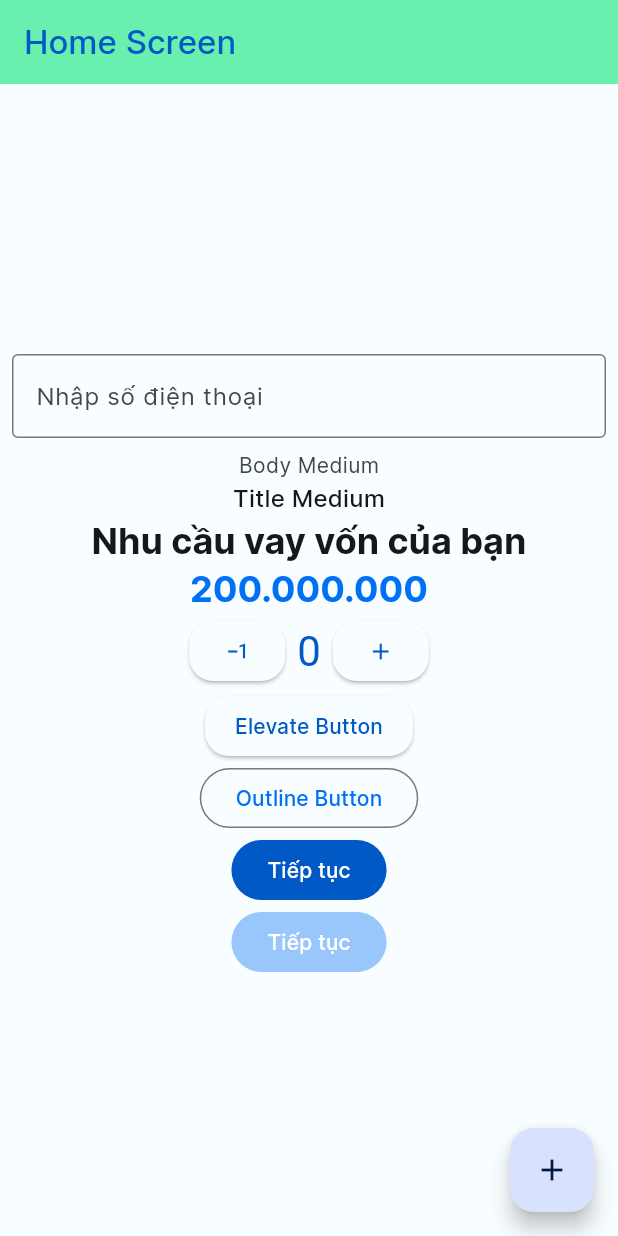
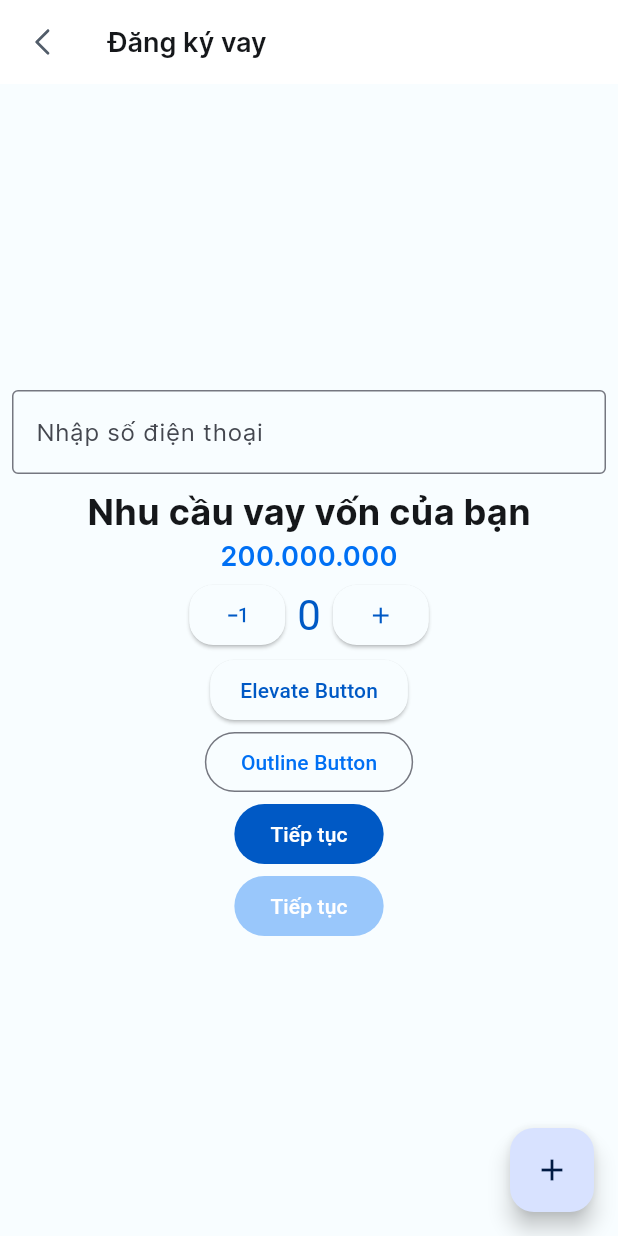
Before and after one commit to quangpg95/flutter101, a Flutter app: the screen it shows after launch, on a phone screen of 412 x 824 dp. Run offline on Flutter 3.47's test engine with Material 2 defaults, Android fonts, the phone set to English and light mode, and no system bars; our stand-ins replace bloc, flutter_bloc, flutter_svg, go_router.

Commit message:
add style guilde

```diff
--- a/lib/presentation/screens/home_screen.dart
+++ b/lib/presentation/screens/home_screen.dart
@@ -1,8 +1,12 @@
 import 'package:flutter/material.dart';
+import 'package:flutter_101/extension/hex_color.dart';
 import 'package:flutter_101/presentation/router/app_router.dart';
 import 'package:flutter_101/presentation/screens/second_screen.dart';
 import 'package:flutter_101/theme/colors.dart';
+import 'package:flutter_101/theme/typography.dart';
+import 'package:flutter_101/utils/app_images.dart';
 import 'package:flutter_bloc/flutter_bloc.dart';
+import 'package:flutter_svg/flutter_svg.dart';
 import 'package:go_router/go_router.dart';
 
 import '../../bloc/counter_cubit.dart';
@@ -30,8 +34,14 @@ class _HomeScreenState extends State<HomeScreen> {
   Widget build(BuildContext context) {
     return Scaffold(
       appBar: AppBar(
-        backgroundColor: widget.color,
-        title: Text(widget.title),
+
+        leading: IconButton(
+          icon: SvgPicture.asset(AppImages.icBack),
+          color: defaultTextColor ,
+          onPressed: (){},
+        ),
+        backgroundColor: Colors.white,
+        title: Text(style: KiotVietTextStyle.titleXL, 'Đăng ký vay'),
       ),
       body: Center(
         child: Column(
@@ -46,24 +56,14 @@ class _HomeScreenState extends State<HomeScreen> {
                 ),
               ),
             ),
-             Text(
-              'Body Medium',
-            ),
             Text(
-              'Title Medium',
-              style: Theme.of(context).textTheme.titleMedium,
-            ),
-             Text(
               'Nhu cầu vay vốn của bạn',
-               style: Theme.of(context).textTheme.headlineSmall,
+              style: KiotVietTextStyle.headlineM,
             ),
             Text(
               '200.000.000',
-              style: Theme.of(context).textTheme.headlineSmall?.copyWith(
-                color: primaryColor500
-              ),
+              style: KiotVietTextStyle.titleXL.copyWith(color: primaryColor500),
             ),
-
             Row(
               mainAxisAlignment: MainAxisAlignment.center,
               children: [
@@ -71,7 +71,7 @@ class _HomeScreenState extends State<HomeScreen> {
                     onPressed: () {
                       BlocProvider.of<CounterCubit>(context).decrement();
                     },
-                    child:  Icon(Icons.exposure_minus_1)),
+                    child: Icon(Icons.exposure_minus_1)),
                 Padding(
                   padding: const EdgeInsets.all(8.0),
                   child: BlocConsumer<CounterCubit, CounterState>(
--- a/lib/theme/colors.dart
+++ b/lib/theme/colors.dart
@@ -4,7 +4,7 @@ import 'package:flutter/material.dart';
 
 const Color primaryColor500 = Color(0xFF0070F4);
 const Color primaryColor700 = Color(0xFF004392);
-
+const Color appbarIconColor = Color(0xFF525D6A);
 const Color defaultTextColor = Color(0xFF15171A);
 const Color regularTextColor = Color(0xFF3E464F);
 const Color captionRETextColor = Color(0xFF525D6A);
--- a/lib/theme/themes.dart
+++ b/lib/theme/themes.dart
@@ -1,68 +1,27 @@
 import 'package:flutter/material.dart';
-import 'package:flutter_101/extension/hex_color.dart';
 import 'package:flutter_101/theme/colors.dart';
+import 'package:flutter_101/theme/typography.dart';
 
 ThemeData lendingLightTheme = ThemeData(
     brightness: Brightness.light,
     colorScheme: lightColorScheme,
+    appBarTheme: const AppBarTheme(
+      iconTheme: IconThemeData(color: defaultTextColor)
+    ),
     useMaterial3: true,
-    textTheme: const TextTheme(
+    textTheme: TextTheme(
       // Body/L
-      bodyLarge: TextStyle(
-        fontFamily: 'InterRegular',
-        fontSize: 16,
-        color: defaultTextColor,
-      ),
+      bodyLarge: KiotVietTextStyle.bodyL,
       // Body/M-RE
-      bodyMedium: TextStyle(
-        fontFamily: 'InterRegular',
-        fontSize: 14,
-        color: regularTextColor,
-      ),
+      bodyMedium: KiotVietTextStyle.bodyMRE,
       // Caption RE
-      bodySmall: TextStyle(
-        fontFamily: 'InterRegular',
-        fontSize: 12,
-        color: captionRETextColor,
-      ),
-      labelLarge: TextStyle(
-        fontFamily: 'InterMedium',
-        fontSize: 14,
-        color: defaultTextColor,
-      ),
-      labelMedium: TextStyle(
-        fontFamily: 'InterMedium',
-        fontSize: 12,
-        color: defaultTextColor,
-      ),
-      labelSmall: TextStyle(
-        fontFamily: 'InterMedium',
-        fontSize: 11,
-        color: defaultTextColor,
-      ),
-      titleLarge: TextStyle(
-        fontFamily: 'InterMedium',
-        fontSize: 22,
-        color: defaultTextColor,
-      ),
+      bodySmall: KiotVietTextStyle.captionRE,
       // Label/L
-      titleMedium: TextStyle(
-        fontFamily: 'InterMedium',
-        fontSize: 16,
-        color: defaultTextColor,
-      ),
+      titleMedium: KiotVietTextStyle.labelL,
       // Label/M
-      titleSmall: TextStyle(
-        fontFamily: 'InterMedium',
-        fontSize: 14,
-        color: regularTextColor,
-      ),
+      titleSmall: KiotVietTextStyle.labelM,
       // Headline M
-      headlineSmall: TextStyle(
-        fontFamily: 'InterBold',
-        fontSize: 24,
-        color: defaultTextColor,
-      ),
+      headlineSmall: KiotVietTextStyle.headlineM,
     ),
     elevatedButtonTheme: ElevatedButtonThemeData(
         style: ButtonStyle(
@@ -78,5 +37,4 @@ ThemeData lendingLightTheme = ThemeData(
     outlinedButtonTheme: OutlinedButtonThemeData(
         style: OutlinedButton.styleFrom(
       foregroundColor: primaryColor500,
-    ))
-);
+    )));
--- a/lib/theme/typography.dart
+++ b/lib/theme/typography.dart
@@ -1,3 +1,66 @@
-class KiotVietTextStyle{
+import 'package:flutter/cupertino.dart';
 
+import 'colors.dart';
+
+class KiotVietTextStyle {
+  static const String _regularFam = 'InterRegular'; //400
+  static const String _mediumFam = 'InterMedium'; //500
+  static const String _semiBoldFam = 'InterSemiBold'; //600
+  static const String _boldFam = 'InterBold'; //700
+  static const String _extraBoldFam = 'InterExtraBold'; //800
+  static const String _blackFam = 'InterExtraBold'; //900
+
+  static TextStyle captionRE = const TextStyle(
+    fontFamily: _regularFam,
+    fontSize: 12,
+    color: captionRETextColor,
+  );
+
+  static TextStyle bodyMRE = const TextStyle(
+    fontFamily: _regularFam,
+    fontSize: 14,
+    color: regularTextColor,
+  );
+
+  static TextStyle bodyL = const TextStyle(
+    fontFamily: _regularFam,
+    fontSize: 16,
+    color: regularTextColor,
+  );
+
+  static TextStyle labelM = const TextStyle(
+    fontFamily: _mediumFam,
+    fontSize: 14,
+    color: regularTextColor,
+  );
+
+  static TextStyle labelL = const TextStyle(
+    fontFamily: _mediumFam,
+    fontSize: 16,
+    color: regularTextColor,
+  );
+
+  static TextStyle titleM = const TextStyle(
+    fontFamily: _semiBoldFam,
+    fontSize: 14,
+    color: defaultTextColor,
+  );
+
+  static TextStyle titleL = const TextStyle(
+    fontFamily: _semiBoldFam,
+    fontSize: 16,
+    color: defaultTextColor,
+  );
+
+  static TextStyle titleXL = const TextStyle(
+    fontFamily: _semiBoldFam,
+    fontSize: 18,
+    color: defaultTextColor,
+  );
+
+  static TextStyle headlineM = const TextStyle(
+    fontFamily: _boldFam,
+    fontSize: 24,
+    color: defaultTextColor,
+  );
 }
--- /dev/null
+++ b/lib/utils/app_images.dart
@@ -0,0 +1,8 @@
+class AppImages {
+  static getImage(image) {
+    return 'assets/$image';
+  }
+
+  static String icBack = getImage('icons/ic_app_bar_back.svg');
+  static String icMore = getImage('icons/ic_more.svg');
+}
--- a/pubspec.yaml
+++ b/pubspec.yaml
@@ -16,6 +16,7 @@ dependencies:
   google_fonts: ^5.1.0
   bloc_test: ^9.0.0
   test: ^1.24.1
+  flutter_svg: ^1.0.3
 
 dev_dependencies:
   flutter_test:
```
Also changed, not shown: assets/icons/ic_app_bar_back.svg (added), assets/icons/ic_more.svg (added), pubspec.lock.
